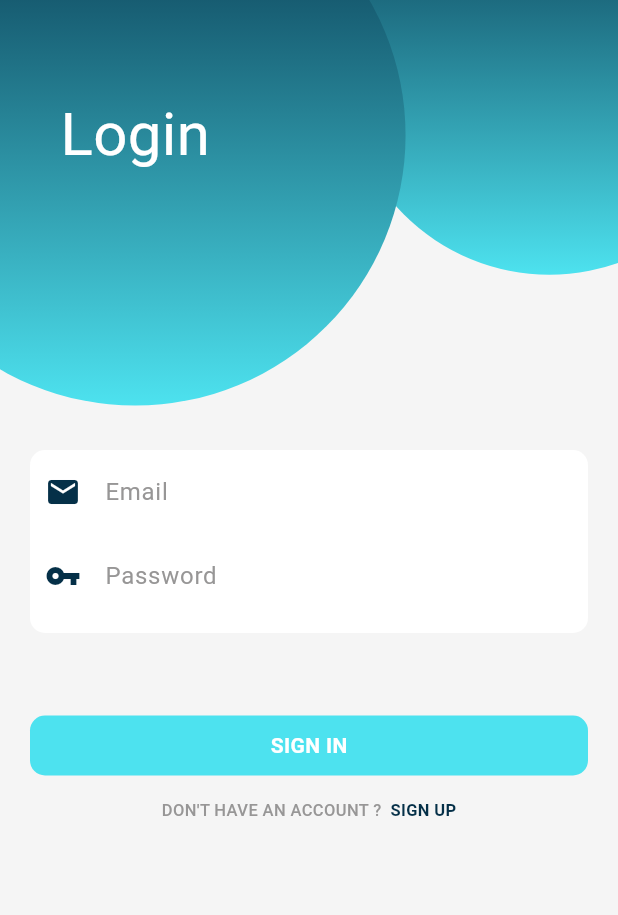
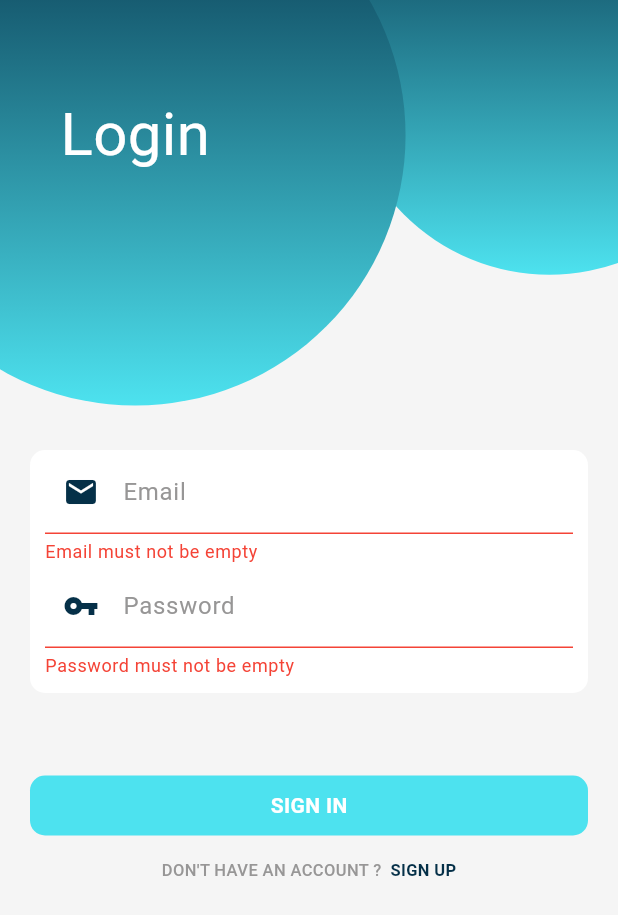
Before and after one commit to maniangdoz/exo_post, a Flutter app: the AuthScreen screen opened directly, after a tap on "SIGN IN", on a phone screen of 412 x 824 dp. Shown: the top 915 px of the screen. Run offline on Flutter 3.47's test engine with Material 2 defaults, Android fonts, the phone set to English and light mode, and no system bars; our stand-ins replace bloc, equatable, flutter_animate, flutter_bloc, get_it, go_router and 2 more; accounts and stored records are empty.

Commit message:
add validation input and update component global

```diff
--- a/lib/common/shared/text_field_shared.dart
+++ b/lib/common/shared/text_field_shared.dart
@@ -4,14 +4,30 @@ import 'package:flutter/material.dart';
 class TextFieldShared extends StatelessWidget {
   final IconData icon;
   final String labelText;
-  const TextFieldShared({Key? key, required this.icon, required this.labelText})
-      : super(key: key);
+  final String typeText;
+  final int? maxLines;
+  final TextEditingController? controller;
+  final FormFieldValidator<String>? validator;
+
+  const TextFieldShared({
+    Key? key,
+    required this.controller,
+    required this.icon,
+    required this.labelText,
+    required this.typeText,
+    required this.maxLines,
+    this.validator,
+  }) : super(key: key);
 
   @override
   Widget build(BuildContext context) {
-    return TextField(
+    return TextFormField(
+      obscureText: typeText == "Password" ? true : false,
+      controller: controller,
+      maxLines: maxLines,
       decoration: InputDecoration(
-        icon: Icon(
+        border: InputBorder.none,
+        prefixIcon: Icon(
           icon,
           color: AppColors.primaryColor,
         ),
@@ -21,9 +37,15 @@ class TextFieldShared extends StatelessWidget {
           ),
         ),
         labelText: labelText,
-        enabledBorder: InputBorder.none,
         labelStyle: const TextStyle(color: AppColors.greyColor),
+        errorStyle: const TextStyle(color: AppColors.errorColor),
+        errorBorder: UnderlineInputBorder(
+          borderSide: BorderSide(color: AppColors.errorColor) // Customize the error color
+        ),
       ),
+      validator: validator,
+      keyboardType:
+          typeText == "Email" ? TextInputType.emailAddress : TextInputType.text,
     );
   }
 }
--- a/lib/common/shared/text_label_shared.dart
+++ b/lib/common/shared/text_label_shared.dart
@@ -5,22 +5,28 @@ class TextLabelShared extends StatelessWidget {
   final String labelText;
   final double sizeLabelText;
   final FontWeight fontLabelText;
+  final VoidCallback? onClick;
   const TextLabelShared(
       {Key? key,
       required this.colorTextLabel,
       required this.labelText,
       required this.sizeLabelText,
-      required this.fontLabelText})
+      required this.fontLabelText,
+      required this.onClick})
       : super(key: key);
 
   @override
   Widget build(BuildContext context) {
-    return Text(
-      labelText,
-      style: TextStyle(
+    return GestureDetector(
+      onTap: onClick,
+      child: Text(
+        labelText,
+        style: TextStyle(
           fontSize: sizeLabelText,
           color: colorTextLabel,
-          fontWeight: fontLabelText),
+          fontWeight: fontLabelText,
+        ),
+      ),
     );
   }
 }
--- a/lib/common/styles/colors.dart
+++ b/lib/common/styles/colors.dart
@@ -5,6 +5,7 @@ class AppColors {
   static const Color primaryColor = Color(0XFF053048);
   static const Color onPrimaryColor = Colors.white;
   static const Color greyColor = Color.fromARGB(255, 151, 150, 150);
+  static const Color errorColor = Colors.red;
   static const Color accentColor = Color(0XFF4DE2EF);
   static Color scaffoldBackgroundColorLight = Colors.grey.shade100;
   static const Color scaffoldBackgroundColorDark = Color(0xFF181818);
--- a/lib/features/auth/presentation/pages/auth_screen.dart
+++ b/lib/features/auth/presentation/pages/auth_screen.dart
@@ -1,13 +1,27 @@
 import 'package:exo_post/common/constants.dart';
+import 'package:exo_post/common/router.dart';
 import 'package:exo_post/common/shared/button_shared.dart';
 import 'package:exo_post/common/shared/text_field_shared.dart';
 import 'package:exo_post/common/shared/text_label_shared.dart';
 import 'package:exo_post/common/styles/colors.dart';
 import 'package:exo_post/common/styles/sizes.dart';
+import 'package:exo_post/features/auth/presentation/bloc/auth_bloc.dart';
+import 'package:flutter/cupertino.dart';
 import 'package:flutter/material.dart';
 
-class AuthScreen extends StatelessWidget {
-  const AuthScreen({super.key});
+class AuthScreen extends StatefulWidget {
+  const AuthScreen({Key? key}) : super(key: key);
+
+  @override
+  _AuthScreenState createState() => _AuthScreenState();
+}
+
+class _AuthScreenState extends State<AuthScreen> {
+  final _formKey = GlobalKey<FormState>();
+  final _emailTextFieldController = TextEditingController();
+  final _passwordTextFieldController = TextEditingController();
+  bool _isLoading = false;
+  bool _isShowPassword = false;
 
   @override
   Widget build(BuildContext context) {
@@ -22,6 +36,8 @@ class AuthScreen extends StatelessWidget {
           AppConstants.thirdPosition(context),
           Align(
             alignment: Alignment.bottomCenter,
+            child: Form(
+              key: _formKey,
               child: ListView(
                 children: <Widget>[
                   Container(
@@ -30,11 +46,36 @@ class AuthScreen extends StatelessWidget {
                         borderRadius: BorderRadius.circular(10)),
                     margin: const EdgeInsets.fromLTRB(20, 300, 20, 15),
                     padding: const EdgeInsets.fromLTRB(10, 0, 10, 10),
-                  child: const Column(
+                    child: Column(
                       children: <Widget>[
-                      TextFieldShared(icon: Icons.email, labelText: "Email"),
                         TextFieldShared(
-                          icon: Icons.vpn_key, labelText: "Password"),
+                            controller: _emailTextFieldController,
+                            icon: Icons.email,
+                            labelText: "Email",
+                            typeText: "Email",
+                            maxLines: 1,
+                            validator: (value) {
+                              if (value == null || value.isEmpty) {
+                                return "Email must not be empty";
+                              } else if (!RegExp(
+                                      r"^[a-zA-Z0-9.a-zA-Z0-9.!#$%&'*+/=?^_`{|}~-]+@[a-zA-Z0-9-]+(?:\.[a-zA-Z0-9-]+)*$")
+                                  .hasMatch(value)) {
+                                return "Please enter a valid email";
+                              }
+                              return null;
+                            }),
+                        TextFieldShared(
+                            controller: _passwordTextFieldController,
+                            icon: Icons.vpn_key,
+                            labelText: "Password",
+                            typeText: "Password",
+                            maxLines: 1,
+                            validator: (value) {
+                              if (value == null || value.isEmpty) {
+                                return "Password must not be empty";
+                              }
+                              return null;
+                            }),
                       ],
                     ),
                   ),
@@ -47,7 +88,7 @@ class AuthScreen extends StatelessWidget {
                             colorButton: AppConstants.isDarkMode(context)
                                 ? AppColors.primaryColor
                                 : AppColors.accentColor,
-                          onClick: () {})
+                            onClick: _doLogin)
                       ],
                     ),
                   ),
@@ -60,21 +101,53 @@ class AuthScreen extends StatelessWidget {
                               : AppColors.greyColor,
                           labelText: "DON'T HAVE AN ACCOUNT ? ",
                           sizeLabelText: AppSizes.meduimText,
-                        fontLabelText: FontWeight.w500),
+                          fontLabelText: FontWeight.w500,
+                          onClick: () {}),
                       TextLabelShared(
                           colorTextLabel: AppConstants.isDarkMode(context)
                               ? AppColors.accentColor
                               : AppColors.primaryColor,
                           labelText: " SIGN UP",
                           sizeLabelText: AppSizes.meduimText,
-                        fontLabelText: FontWeight.w700),
+                          fontLabelText: FontWeight.w700,
+                          onClick: _goToRegisterPage),
                     ],
                   )
                 ],
+              ),
             ),
           )
         ],
       ),
     );
   }
+
+  void _doLogin() {
+    if (_formKey.currentState!.validate()) {
+      String email = _emailTextFieldController.text.toString().trim();
+      String password = _passwordTextFieldController.text.toString().trim();
+      print("password " + password);
+      print("email " + email);
+      // widget.loginBloc.add(LoginEventDoLogin(
+      //     loginRequest: LoginRequest(email: email, password: password)));
     }
+  }
+
+  void _goToRegisterPage() {
+    Navigator.pushReplacementNamed(context, ScreenPaths.registerPage);
+  }
+
+  void _showAlert(String message) {
+    showCupertinoDialog(
+        context: context,
+        builder: (context) {
+          return AlertDialog(
+            content: Text(message),
+            actions: [
+              TextButton(
+                  onPressed: () => Navigator.pop(context), child: Text("OK"))
+            ],
+          );
+        });
+  }
+}
```
Lines whose indentation alone changed are shown as unchanged.
